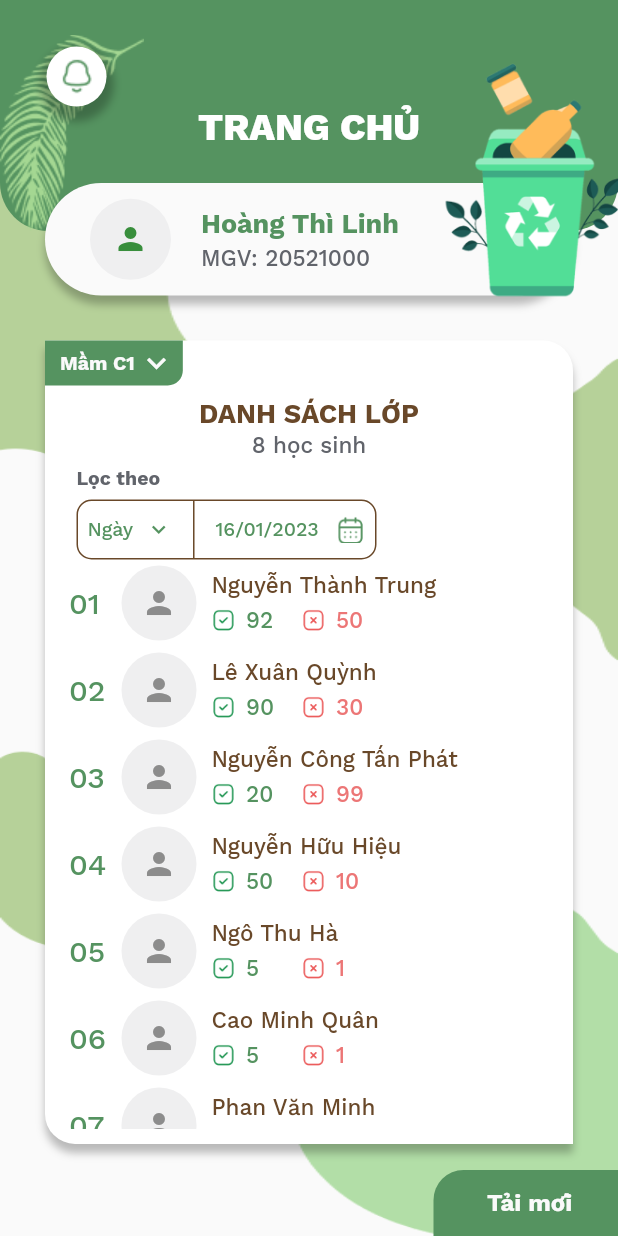
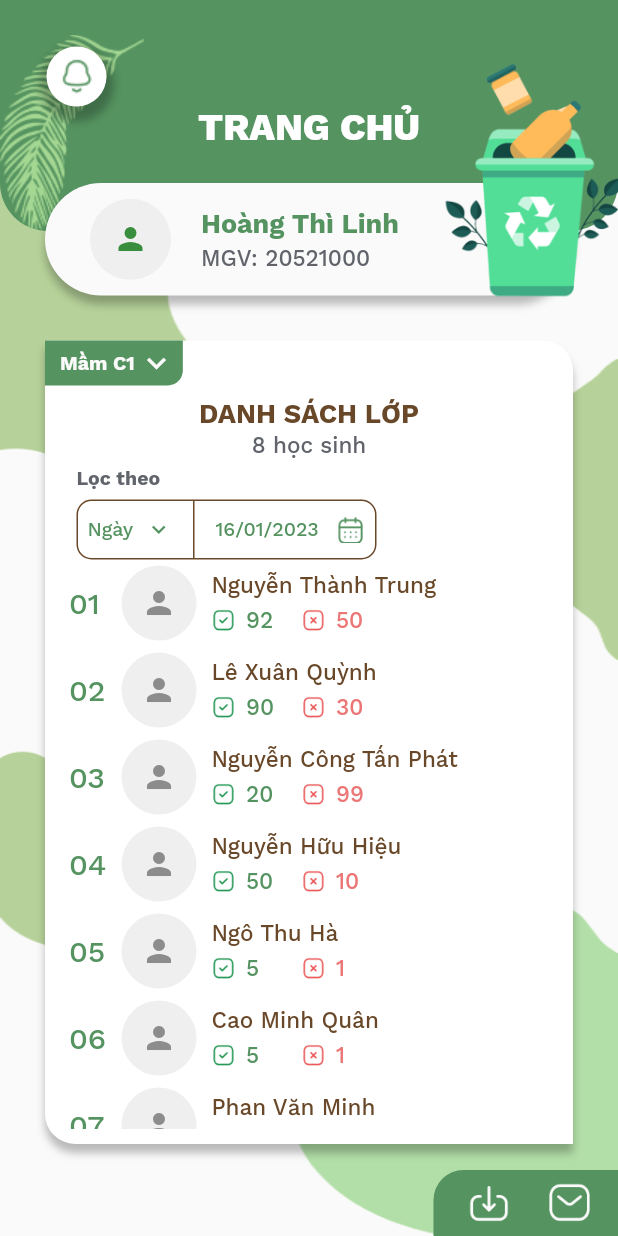
Before and after one commit to GDSC-UIT/eGreenBin-mobile, a Flutter app: the screen it shows after launch, on a phone screen of 412 x 824 dp. Run offline on Flutter 3.47's test engine with Material 2 defaults, Android fonts, the light colour scheme and no system bars; our stand-ins replace fl_chart, get, google_fonts, percent_indicator.

Commit message:
done home screen

```diff
--- a/lib/app/core/values/assets_image.dart
+++ b/lib/app/core/values/assets_image.dart
@@ -16,6 +16,8 @@ class Assets {
   static const String faceSad = 'assets/icons/face_sad.png';
   static const String btnFace = 'assets/icons/btn.png';
   static const String exit = 'assets/icons/Close Square green.png';
+  static const String refresh = 'assets/icons/Download.png';
+  static const String mail = 'assets/icons/Message.png';
   // image
   static const String backround = 'assets/images/bg.png';
 }
--- a/lib/app/modules/home/home_controller.dart
+++ b/lib/app/modules/home/home_controller.dart
@@ -1,5 +1,6 @@
 import 'package:egreenbin/app/data/models/students.dart';
 import 'package:egreenbin/app/data/models/teacher.dart';
+import 'package:flutter/material.dart';
 import 'package:get/get.dart';
 
 class HomeController extends GetxController {
@@ -10,7 +11,12 @@ class HomeController extends GetxController {
     selectedMonthSort = sortMonthItems[0].obs;
     numberOfStudent = listStudent.value.listStudents.length.obs;
   }
-  // data
+
+  // function
+  void pushToMailScreen() {}
+  void refresh() {}
+
+  // data models
   Rx<Students> listStudent = Students().obs;
 
   Rx<Teacher> teacher = Teacher(
@@ -21,13 +27,21 @@ class HomeController extends GetxController {
   // class value
   RxInt numberOfStudent = 32.obs;
   // dropdown class
-  List<String> classItems = <String>['Mầm C1', 'Mầm C2', 'Mầm C3'];
+  static List<String> classItems = <String>['Mầm C1', 'Mầm C2', 'Mầm C3'];
   RxString selectedClass = ''.obs;
 
   void changeClassItem(String newValue) {
     selectedClass.value = newValue;
   }
 
+  final List<DropdownMenuItem<String>> classMenuItems = classItems
+      .map(
+        (value) => DropdownMenuItem(
+          value: value,
+          child: Text(value),
+        ),
+      )
+      .toList();
   // dropdown sort
   // dort ngay, tuan, thang
   List<String> sortItems = <String>['Ngày', 'Tuần', 'Tháng'];
@@ -48,7 +62,6 @@ class HomeController extends GetxController {
     'Tuần 7',
   ];
   RxString selectedWeekSort = ''.obs;
-
   void changeSortWeekItem(String newValue) {
     selectedWeekSort.value = newValue;
   }
--- a/lib/app/modules/home/screens/home_screen.dart
+++ b/lib/app/modules/home/screens/home_screen.dart
@@ -1,11 +1,15 @@
 import 'package:egreenbin/app/core/values/assets_image.dart';
+import 'package:egreenbin/app/modules/home/home_controller.dart';
 import 'package:egreenbin/app/modules/home/widgets/appbar_home.dart';
 import 'package:egreenbin/app/modules/home/widgets/card_students_list.dart';
 import 'package:flutter/material.dart';
+import 'package:get/get.dart';
 import '../../../core/values/app_colors.dart';
 import '../../../core/values/text_styles.dart';
 
 class HomeScreen extends StatelessWidget {
+  HomeController _controller = Get.find<HomeController>();
+
   @override
   Widget build(BuildContext context) {
     return Scaffold(
@@ -22,19 +26,16 @@ class HomeScreen extends StatelessWidget {
                 crossAxisAlignment: CrossAxisAlignment.center,
                 children: [
                   // appbar
-                  HomeAppbar(),
+                  HomeAppbar(_controller),
                   const SizedBox(height: 15),
                   // card has list student
-                  CardDSLop(),
+                  CardDSLop(_controller),
                 ],
               ),
+// button right bottom
               Positioned(
                 bottom: 0,
                 right: 0,
-                child: InkWell(
-                  onTap: () {
-                    //refresh
-                  },
                 child: Container(
                   height: 44,
                   width: 123,
@@ -45,12 +46,30 @@ class HomeScreen extends StatelessWidget {
                       topLeft: Radius.circular(20),
                     ),
                   ),
-                    child: Center(
-                      child: Text(
-                        "Tải mới",
-                        style: CustomTextStyle.b6(AppColors.Surface),
+                  child: Row(
+                    mainAxisAlignment: MainAxisAlignment.spaceAround,
+                    children: [
+// refresh button
+                      InkWell(
+                        onTap: () {
+                          _controller.refresh();
+                        },
+                        child: SizedBox(
+                          height: 30,
+                          child: Image.asset(Assets.refresh),
                         ),
                       ),
+// mail button
+                      InkWell(
+                        onTap: () {
+                          _controller.pushToMailScreen();
+                        },
+                        child: SizedBox(
+                          height: 30,
+                          child: Image.asset(Assets.mail),
+                        ),
+                      ),
+                    ],
                   ),
                 ),
               ),
--- a/lib/app/modules/home/widgets/appbar_home.dart
+++ b/lib/app/modules/home/widgets/appbar_home.dart
@@ -6,8 +6,10 @@ import 'package:flutter/material.dart';
 import 'package:get/get.dart';
 
 class HomeAppbar extends StatelessWidget {
-  HomeController _controller = Get.find<HomeController>();
+  HomeController _controller;
   String screenName = "TRANG CHỦ";
+
+  HomeAppbar(this._controller);
 
   @override
   Widget build(BuildContext context) {
--- a/lib/app/modules/home/widgets/card_students_list.dart
+++ b/lib/app/modules/home/widgets/card_students_list.dart
@@ -10,47 +10,10 @@ import 'package:intl/intl.dart';
 import '../../../core/values/app_colors.dart';
 
 class CardDSLop extends StatelessWidget {
-  static HomeController _controller = Get.find<HomeController>();
+  HomeController _controller;
 
-  // dropButton class value
-  final List<DropdownMenuItem<String>> _classMenuItems = _controller.classItems
-      .map(
-        (value) => DropdownMenuItem(
-          value: value,
-          child: Text(value),
-        ),
-      )
-      .toList();
-  // sort value
-  // sort ngay, tuan, thang
-  final List<DropdownMenuItem<String>> _sortMenuItems = _controller.sortItems
-      .map(
-        (value) => DropdownMenuItem(
-          value: value,
-          child: Text(value),
-        ),
-      )
-      .toList();
-  // sort theo tuan
-  final List<DropdownMenuItem<String>> _sortMenuWeekItems =
-      _controller.sortWeekItems
-          .map(
-            (value) => DropdownMenuItem(
-              value: value,
-              child: Text(value),
-            ),
-          )
-          .toList();
-  // sort theo thang
-  final List<DropdownMenuItem<String>> _sortMenuMonthItems =
-      _controller.sortMonthItems
-          .map(
-            (value) => DropdownMenuItem(
-              value: value,
-              child: Text(value),
-            ),
-          )
-          .toList();
+  CardDSLop(this._controller);
+
   // date picker
   void _presentDatePicker(BuildContext context) {
     showDatePicker(
@@ -68,6 +31,7 @@ class CardDSLop extends StatelessWidget {
 
   @override
   Widget build(BuildContext context) {
+    // build UI
     return Padding(
       padding: const EdgeInsets.symmetric(horizontal: 30),
       child: Stack(
@@ -162,7 +126,7 @@ class CardDSLop extends StatelessWidget {
                   onChanged: (String? newValue) {
                     _controller.changeClassItem(newValue!);
                   },
-                  items: _classMenuItems,
+                  items: _controller.classMenuItems,
                   underline: Container(color: AppColors.Normal),
                   icon: const Icon(
                     Icons.expand_more,
```
Also changed, not shown: assets/icons/Download.png (added), assets/icons/Message.png (added). Lines whose indentation alone changed are shown as unchanged.
